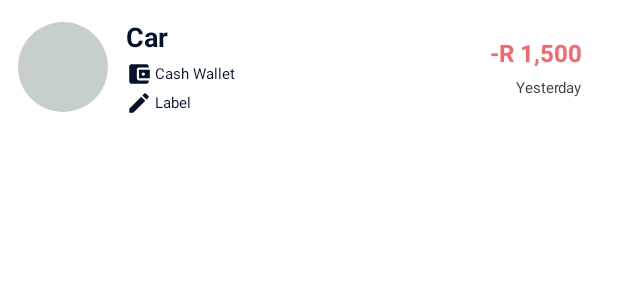
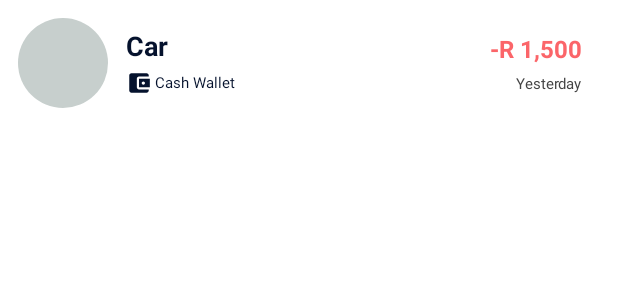
Before and after one commit to AlphaSweater/BudgetBuddy-Project, an Android app: the layout item_transaction.xml on its own in the app's theme, with its tools: preview values and no code run, on a phone screen of 412 x 824 dp. Shown: the top 300 px of the screen. Run offline under Robolectric (Android 15) with nearby library versions, the phone set to English and light mode, and no system bars; Roboto replaces fonts that are not available here.

```diff
--- a/app/src/main/res/layout/item_transaction.xml
+++ b/app/src/main/res/layout/item_transaction.xml
@@ -113,7 +113,8 @@
                 android:layout_height="17dp"
                 android:contentDescription="Note Icon"
                 android:src="@drawable/ic_edit_24"
-                app:tint="?attr/bb_primaryText" />
+                app:tint="?attr/bb_primaryText"
+                android:visibility="gone"/>
 
             <TextView
                 android:id="@+id/textNote"
@@ -122,7 +123,8 @@
                 android:layout_marginStart="2dp"
                 android:text="Label"
                 android:textColor="?attr/bb_primaryText"
-                android:textSize="10sp" />
+                android:textSize="10sp"
+                android:visibility="gone"/>
         </LinearLayout>
     </LinearLayout>
 
```
